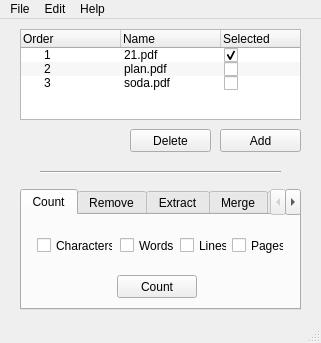
Qt form resources/frames/anotherGUI.ui (Peyala/PDFTool) before a commit.
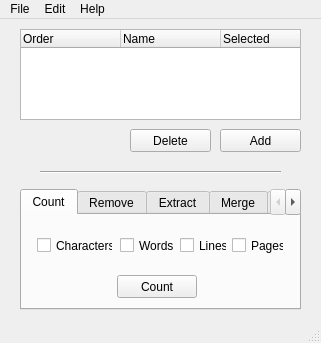
The same form after that commit. Icons and pictures are not drawn.

Commit message: Items deleted from anotherGUI.ui and uploaded .py files without significant changes (QT version)

```diff
--- a/resources/frames/anotherGUI.ui
+++ b/resources/frames/anotherGUI.ui
@@ -414,63 +414,6 @@
       <string>Selected</string>
      </property>
     </column>
-    <item>
-     <property name="text">
-      <string>1</string>
-     </property>
-     <property name="text">
-      <string>21.pdf</string>
-     </property>
-     <property name="icon">
-      <iconset>
-       <normaloff>../img/pdf_icon.png</normaloff>../img/pdf_icon.png</iconset>
-     </property>
-     <property name="text">
-      <string/>
-     </property>
-     <property name="textAlignment">
-      <set>AlignCenter</set>
-     </property>
-     <property name="checkState">
-      <enum>Checked</enum>
-     </property>
-    </item>
-    <item>
-     <property name="text">
-      <string>2</string>
-     </property>
-     <property name="text">
-      <string>plan.pdf</string>
-     </property>
-     <property name="icon">
-      <iconset>
-       <normaloff>../img/pdf_icon.png</normaloff>../img/pdf_icon.png</iconset>
-     </property>
-     <property name="text">
-      <string/>
-     </property>
-     <property name="checkState">
-      <enum>Unchecked</enum>
-     </property>
-    </item>
-    <item>
-     <property name="text">
-      <string>3</string>
-     </property>
-     <property name="text">
-      <string>soda.pdf</string>
-     </property>
-     <property name="icon">
-      <iconset>
-       <normaloff>../img/pdf_icon.png</normaloff>../img/pdf_icon.png</iconset>
-     </property>
-     <property name="text">
-      <string/>
-     </property>
-     <property name="checkState">
-      <enum>Unchecked</enum>
-     </property>
-    </item>
    </widget>
   </widget>
   <widget class="QStatusBar" name="statusbar"/>
```
The commit also changes 2 other files.
